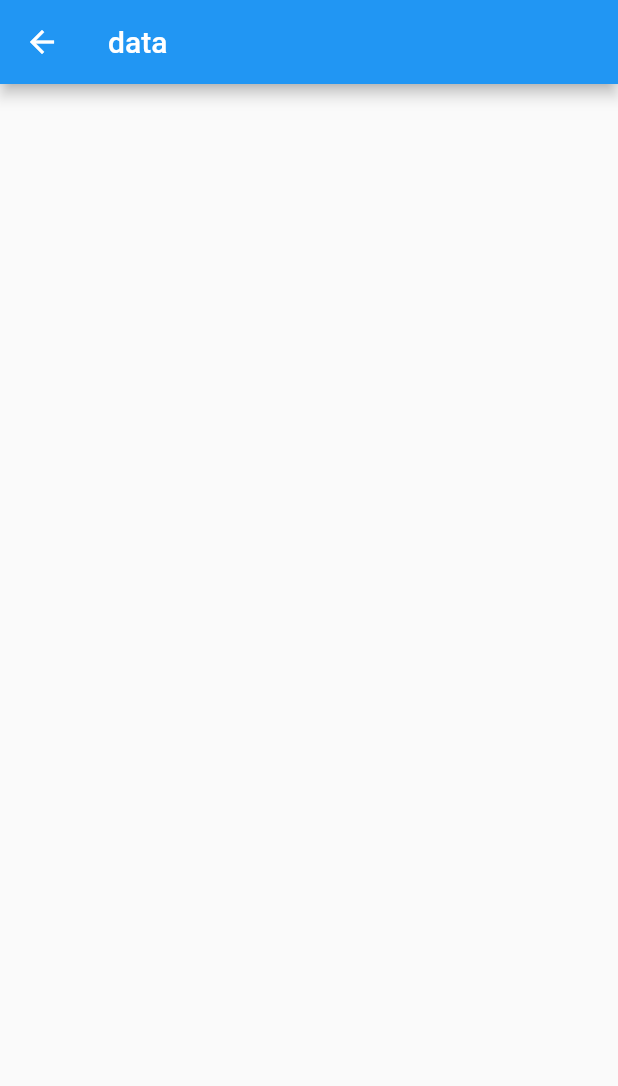
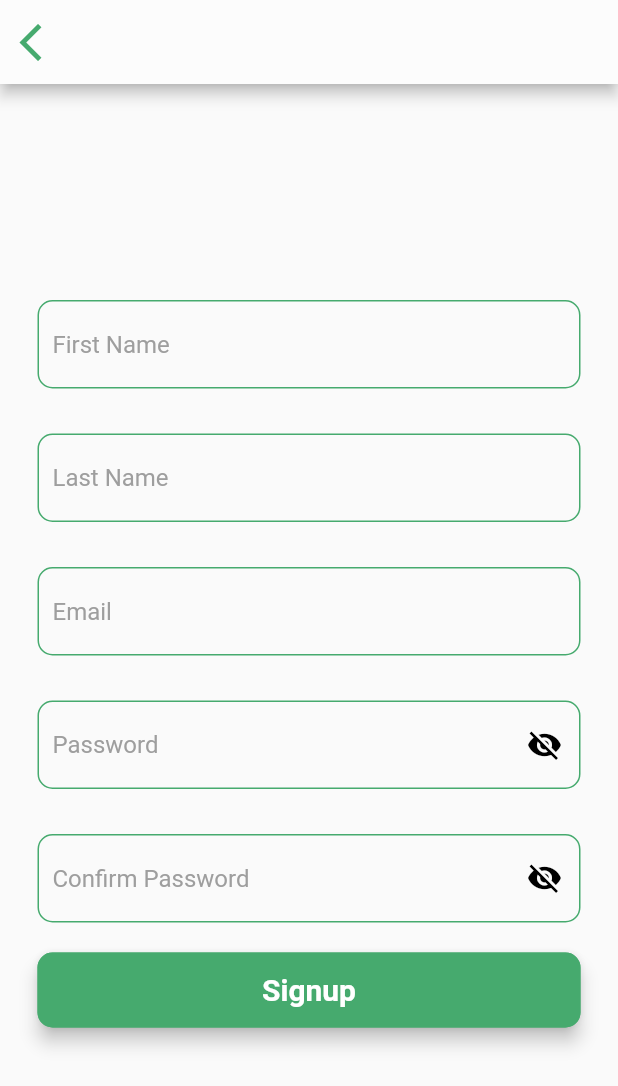
Before and after one commit to aliu691/bancvest_app, a Flutter app: the screen it shows after launch, after a tap on "Sign Up", on a phone screen of 412 x 824 dp. Shown: the top 1086 px of the screen. Run offline on Flutter 3.47's test engine with Material 2 defaults, Android fonts, the phone set to English and light mode, and no system bars.

Commit message:
added static signup screen

```diff
--- a/lib/constants/colors.dart
+++ b/lib/constants/colors.dart
@@ -6,7 +6,7 @@ class CustomColors {
   static const Color customGreen = Color(0Xff46aa6e);
   static const Color customRed = Color(0Xfffe2a3d);
   static const Color backGround = Color(0Xfffcfcfc);
-  static const Color textWHite = Color(0Xffffffff);
+  static const Color textWhite = Color(0Xffffffff);
 
   static const Color textGrey = Colors.grey;
   static const Color textBlack = Colors.black;
--- a/lib/main.dart
+++ b/lib/main.dart
@@ -1,4 +1,3 @@
-import 'package:bancvest_app/screens/home/home_screen.dart';
 import 'package:bancvest_app/screens/login_signup/login.dart';
 import 'package:flutter/material.dart';
 
--- a/lib/screens/home/home_screen.dart
+++ b/lib/screens/home/home_screen.dart
@@ -39,9 +39,7 @@ class _HomePageState extends State<HomePage> {
           )
         ],
       ),
-      body: Container(
-        child: UserDashBoard(),
-      ),
+      body: const UserDashBoard(),
     );
   }
 }
--- a/lib/screens/login_signup/signup.dart
+++ b/lib/screens/login_signup/signup.dart
@@ -1,4 +1,17 @@
+import 'package:bancvest_app/constants/colors.dart';
+import 'package:bancvest_app/constants/text_style.dart';
+import 'package:bancvest_app/screens/home/home_screen.dart';
+import 'package:bancvest_app/widgets/common/custom_button.dart';
+import 'package:bancvest_app/widgets/common/custom_text_field.dart';
 import 'package:flutter/material.dart';
+
+final firstNameController = TextEditingController();
+final lastNameController = TextEditingController();
+final emailController = TextEditingController();
+final passwordController = TextEditingController();
+final confirmpasswordController = TextEditingController();
+
+final formKey = GlobalKey<FormState>();
 
 class SignUpScreen extends StatelessWidget {
   const SignUpScreen({super.key});
@@ -7,7 +20,115 @@ class SignUpScreen extends StatelessWidget {
   Widget build(BuildContext context) {
     return Scaffold(
       appBar: AppBar(
-        title: Text('data'),
+        backgroundColor: CustomColors.backGround,
+        leading: IconButton(
+          onPressed: (() {
+            Navigator.pop(context);
+          }),
+          icon: const Icon(
+            Icons.arrow_back_ios,
+            color: CustomColors.customGreen,
+            size: 30,
+          ),
+        ),
+      ),
+      body: Center(
+        child: Padding(
+          padding:
+              const EdgeInsets.only(left: 25, right: 25, top: 10, bottom: 35),
+          child: SingleChildScrollView(
+            child: Form(
+              key: formKey,
+              child: Column(
+                children: [
+                  CustomTextField(
+                    obscureText: false,
+                    validator: (value) {
+                      if (value == null || value.isEmpty) {
+                        return 'Please enter some text';
+                      }
+                      return null;
+                    },
+                    hintText: 'First Name',
+                    onSaved: (value) {},
+                    isPassword: false,
+                    textController: firstNameController,
+                  ),
+                  CustomTextField(
+                    obscureText: false,
+                    validator: (value) {
+                      if (value == null || value.isEmpty) {
+                        return 'Please enter some text';
+                      }
+                      return null;
+                    },
+                    hintText: 'Last Name',
+                    onSaved: (value) {},
+                    isPassword: false,
+                    textController: lastNameController,
+                  ),
+                  CustomTextField(
+                    obscureText: false,
+                    validator: (value) {
+                      if (value == null || value.isEmpty) {
+                        return 'Please enter some text';
+                      }
+                      return null;
+                    },
+                    hintText: 'Email',
+                    onSaved: (value) {},
+                    isPassword: false,
+                    textController: emailController,
+                  ),
+                  CustomTextField(
+                    obscureText: false,
+                    validator: (value) {
+                      if (value == null || value.isEmpty) {
+                        return 'Please enter some text';
+                      }
+                      return null;
+                    },
+                    hintText: 'Password',
+                    onSaved: (value) {},
+                    isPassword: true,
+                    textController: passwordController,
+                  ),
+                  CustomTextField(
+                    obscureText: false,
+                    validator: (value) {
+                      if (value == null || value.isEmpty) {
+                        return 'Please enter some text';
+                      }
+                      return null;
+                    },
+                    hintText: 'Confirm Password',
+                    onSaved: (value) {},
+                    isPassword: true,
+                    textController: confirmpasswordController,
+                  ),
+                  const SizedBox(
+                    height: 20,
+                  ),
+                  CustomButton(
+                      width: 370,
+                      height: 50,
+                      label: "Signup",
+                      labelStyle: CustomTextStyles.dashboardGenericStyle
+                          .copyWith(
+                              color: CustomColors.textWhite, fontSize: 20),
+                      action: () {
+                        Navigator.push(
+                          context,
+                          MaterialPageRoute(
+                            builder: (context) => const HomePage(),
+                          ),
+                        );
+                      })
+                ],
+              ),
+            ),
+          ),
+        ),
       ),
     );
   }
--- a/lib/widgets/common/custom_button.dart
+++ b/lib/widgets/common/custom_button.dart
@@ -23,7 +23,7 @@ class CustomButton extends StatelessWidget {
   @override
   Widget build(BuildContext context) {
     return ElevatedButton(
-      onPressed: () {},
+      onPressed: action,
       style: ElevatedButton.styleFrom(
         elevation: 5,
         shadowColor: CustomColors.textBlack,
--- a/lib/widgets/common/custom_text_field.dart
+++ b/lib/widgets/common/custom_text_field.dart
@@ -22,7 +22,7 @@ class CustomTextField extends StatefulWidget {
   bool obscureText = false;
   final Icon? prefixIcon;
   final Icon? suffixIcon;
-  final String label;
+  final String? label;
   final FormFieldValidator<String?> validator;
   final String hintText;
   final TextStyle? hintTextStyle;
@@ -35,7 +35,7 @@ class CustomTextField extends StatefulWidget {
     required this.obscureText,
     this.prefixIcon,
     this.suffixIcon,
-    required this.label,
+    this.label,
     required this.validator,
     required this.hintText,
     this.hintTextStyle,
@@ -54,12 +54,16 @@ class _CustomTextFieldState extends State<CustomTextField> {
     return Column(
       crossAxisAlignment: CrossAxisAlignment.start,
       children: [
-        Text(
-          widget.label,
-          style: CustomTextStyles.dashboardGenericStyle.copyWith(
-            fontSize: 20,
-          ),
-        ),
+        widget.label != null
+            ? Text(
+                widget.label!,
+                style: CustomTextStyles.dashboardGenericStyle.copyWith(
+                  fontSize: 20,
+                ),
+              )
+            : const SizedBox(
+                height: 10,
+              ),
         const SizedBox(
           height: 20,
         ),
--- a/lib/widgets/dashboard.dart
+++ b/lib/widgets/dashboard.dart
@@ -76,14 +76,14 @@ class UserDashBoard extends StatelessWidget {
                 action: () {},
                 label: 'Transfer',
                 labelStyle: CustomTextStyles.dashboardGenericStyle
-                    .copyWith(color: CustomColors.textWHite),
+                    .copyWith(color: CustomColors.textWhite),
               ),
               CustomButton(
                 action: () {},
                 label: 'Deposit',
                 labelStyle: CustomTextStyles.dashboardGenericStyle
                     .copyWith(color: CustomColors.customGreen),
-                background: CustomColors.textWHite,
+                background: CustomColors.textWhite,
               )
             ],
           ),
```
Also changed, not shown: lib/screens/login_signup/login.dart (+6 -12 lines).
